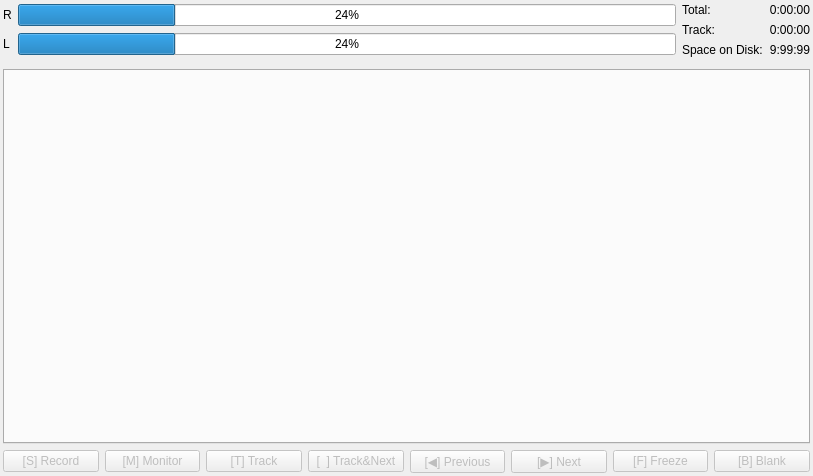
Above: main/mainwindow.ui from genosse-einhorn/FishyRecorder before the change. Below: the same form after it.
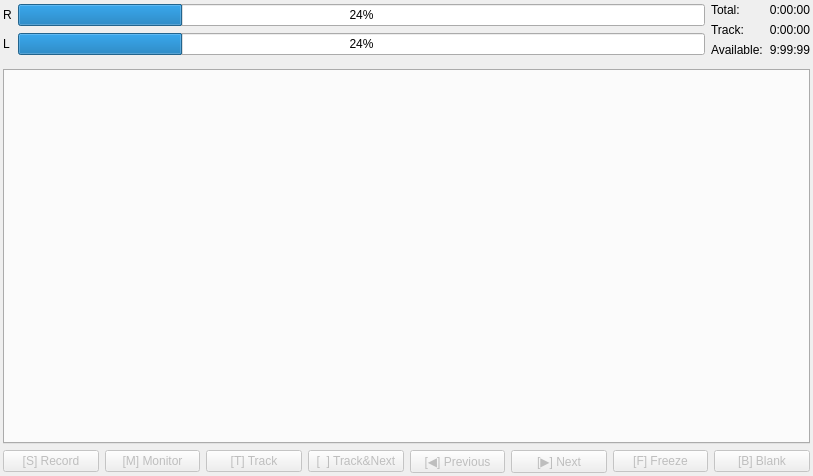
That is the form after the change. Custom widgets are drawn as their Qt base class.

Commit message: More tiny pieces of UI work

The edit to the form file:
```diff
--- a/main/mainwindow.ui
+++ b/main/mainwindow.ui
@@ -82,7 +82,7 @@
         <item row="2" column="0">
          <widget class="QLabel" name="label_5">
           <property name="text">
-           <string>Space on Disk:</string>
+           <string>Available:</string>
           </property>
          </widget>
         </item>
```
The commit also changes 7 other files.
